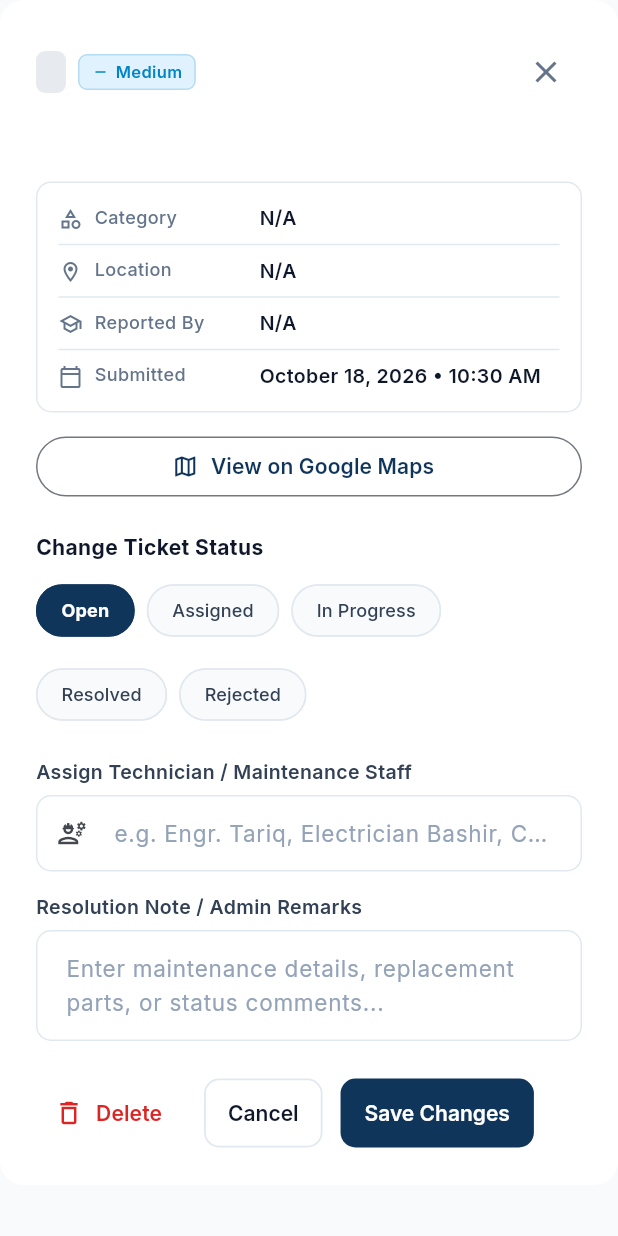
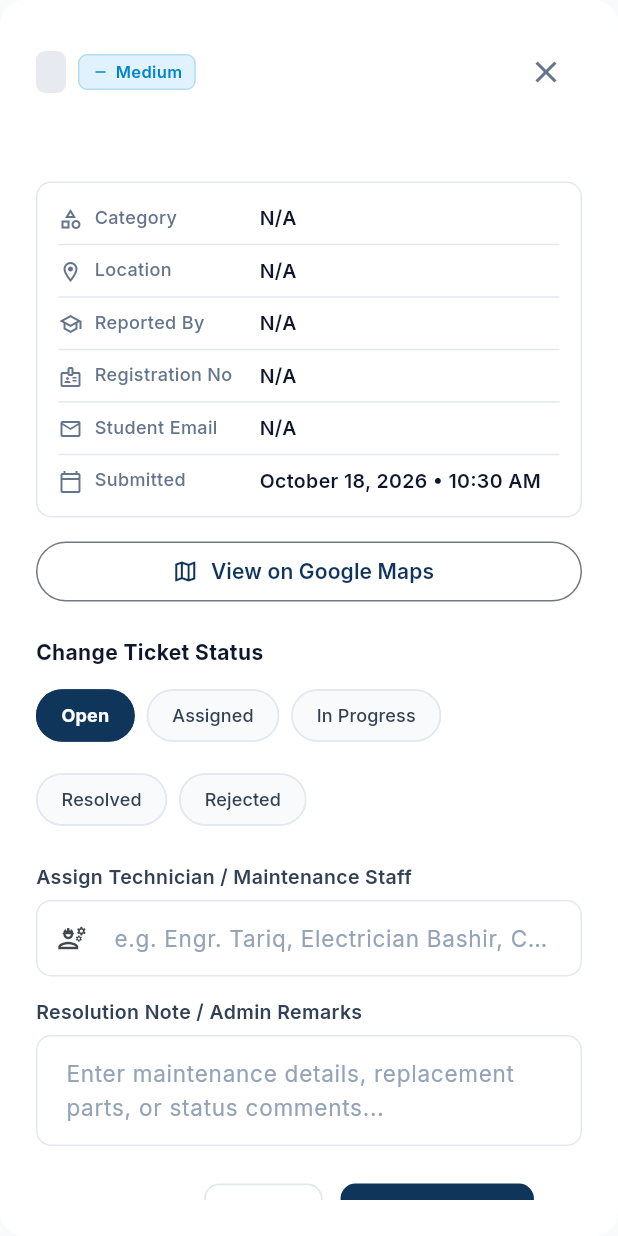
Before and after one commit to iman-fatma/campus-fix-admin, a Flutter app: the TicketDetailSheet widget shown alone on an empty page, opened directly with empty values, on a phone screen of 412 x 824 dp. Run offline on Flutter 3.47's test engine with Material 3 defaults, Android fonts, the phone set to English and light mode, and no system bars; our stand-ins replace cloud_firestore, firebase_auth, firebase_core, get, google_fonts, shared_preferences; accounts and stored records are empty.

```diff
--- a/lib/models/ticket_model.dart
+++ b/lib/models/ticket_model.dart
@@ -45,6 +45,70 @@ class TicketModel {
     this.updatedAt,
   });
 
+  // ---------- shared vocabulary (single source of truth) ----------
+
+  /// Category tile label in the student app -> category stored in Firestore.
+  static const Map<String, String> _categoryByTile = {
+    'AC & Fans': 'HVAC / Air Conditioning',
+    'Electricity': 'Electrical & Lighting',
+    'Water': 'Plumbing & Restroom',
+    'Wi-Fi': 'Network & WiFi',
+    'Furniture': 'Furniture & Classroom',
+    'Cleaning': 'Other Facility Issue',
+    'Lab Equip': 'Other Facility Issue',
+    'Other': 'Other Facility Issue',
+  };
+
+  static String categoryForTile(String tileLabel) =>
+      _categoryByTile[tileLabel] ?? 'Other Facility Issue';
+
+  /// University emails are the registration number + domain:
+  /// "cosc231101070@kfueit.edu.pk" -> "COSC231101070".
+  /// Returns '' when the part before the @ is not a registration number
+  /// (for example a teacher's "first.last@..." address).
+  static String regNoFromEmail(String email) {
+    final local = email.split('@').first.trim();
+    return RegExp(r'^[A-Za-z]{2,6}\d{6,12}$').hasMatch(local)
+        ? local.toUpperCase()
+        : '';
+  }
+
+  /// Exactly the fields the Firestore rules allow a student to create.
+  /// If you add a field here, add it to validNewComplaint() in the rules.
+  static Map<String, dynamic> newComplaintMap({
+    required String tileLabel,
+    required String title,
+    required String description,
+    required String locationDetail,
+    required String priority,
+    required String? imageUrl,
+    required double latitude,
+    required double longitude,
+    required String address,
+    required String studentId,
+    required String studentName,
+    required String studentEmail,
+    required String regNo,
+  }) {
+    return {
+      'category': categoryForTile(tileLabel),
+      'title': title,
+      'description': description,
+      'locationDetail': locationDetail,
+      'priority': priority,
+      'imageUrl': imageUrl,
+      'latitude': latitude,
+      'longitude': longitude,
+      'address': address,
+      'status': 'Open',
+      'studentId': studentId,
+      'studentName': studentName,
+      'studentEmail': studentEmail,
+      'regNo': regNo,
+      'createdAt': FieldValue.serverTimestamp(),
+    };
+  }
+
   // ---------- handy getters ----------
 
   bool get hasImage => imageUrl != null && imageUrl!.isNotEmpty;
@@ -57,8 +121,8 @@ class TicketModel {
       : null;
 
   /// Small version of the photo for list cards. Cloudinary resizes images
-  /// on the fly when you put a transformation in the URL, so the list
-  /// downloads ~10 KB instead of the full photo.
+  /// on the fly when a transformation is put in the URL, so lists download
+  /// ~10 KB instead of the full photo.
   String? get thumbnailUrl {
     if (!hasImage) return null;
     const marker = '/upload/';
@@ -66,21 +130,31 @@ class TicketModel {
     if (!url.contains('res.cloudinary.com') || !url.contains(marker)) {
       return url;
     }
-    return url.replaceFirst(marker, '$marker' 'w_240,h_240,c_fill,q_auto,f_auto/');
+    return url.replaceFirst(marker, '${marker}w_240,h_240,c_fill,q_auto,f_auto/');
+  }
+
+  /// Registration number, or '' when unknown. Order of preference:
+  /// 1) the stored regNo, 2) the number inside the university email,
+  /// 3) an old short student id (a Firebase uid is too long to be a reg no).
+  String get registrationNo {
+    if (regNo.isNotEmpty) return regNo;
+
+    final fromEmail = regNoFromEmail(studentEmail);
+    if (fromEmail.isNotEmpty) return fromEmail;
+
+    if (studentId.isNotEmpty && studentId.length <= 20) return studentId;
+    return '';
   }
 
   /// "Iman Fatima (COSC231101093)". Falls back gracefully for old tickets.
   String get studentLabel {
-    if (regNo.isNotEmpty) return '$studentName ($regNo)';
-    // old tickets stored a short department / student id; a uid is too long
-    if (studentId.isNotEmpty && studentId.length <= 20) {
-      return '$studentName ($studentId)';
-    }
-    return studentName;
+    final reg = registrationNo;
+    return reg.isNotEmpty ? '$studentName ($reg)' : studentName;
   }
 
   // ---------- Firestore ----------
 
+  /// Used by the ADMIN app when it creates/overwrites a ticket.
   Map<String, dynamic> toMap() {
     return {
       'ticketNumber': ticketNumber,
@@ -122,12 +196,11 @@ class TicketModel {
     }
 
     final rawImage = map['imageUrl']?.toString().trim() ?? '';
+    final shortId = docId.substring(0, docId.length > 6 ? 6 : docId.length).toUpperCase();
 
     return TicketModel(
       id: docId,
-      ticketNumber: map['ticketNumber'] ??
-          map['ticketId'] ??
-          '#CF-${docId.substring(0, docId.length > 5 ? 5 : docId.length).toUpperCase()}',
+      ticketNumber: map['ticketNumber'] ?? map['ticketId'] ?? '#$shortId',
       title: map['title'] ?? 'Maintenance Request',
       description: map['description'] ?? map['desc'] ?? '',
       category: map['category'] ?? 'General',
--- a/lib/widgets/ticket_detail_sheet.dart
+++ b/lib/widgets/ticket_detail_sheet.dart
@@ -1,4 +1,5 @@
 import 'package:flutter/material.dart';
+import 'package:flutter/services.dart';
 import 'package:get/get.dart';
 import 'package:google_fonts/google_fonts.dart';
 import 'package:intl/intl.dart';
@@ -161,6 +162,19 @@ class _TicketDetailSheetState extends State<TicketDetailSheet> {
     );
   }
 
+  // ---------- copy ----------
+
+  Future<void> _copy(String label, String value) async {
+    await Clipboard.setData(ClipboardData(text: value));
+    Get.snackbar(
+      'Copied',
+      '$label copied to clipboard.',
+      snackPosition: SnackPosition.BOTTOM,
+      margin: const EdgeInsets.all(16),
+      duration: const Duration(seconds: 2),
+    );
+  }
+
   // ---------- photo ----------
 
   Widget _imageLoading() {
@@ -282,6 +296,7 @@ class _TicketDetailSheetState extends State<TicketDetailSheet> {
   Widget build(BuildContext context) {
     final t = widget.ticket;
     final createdDateStr = DateFormat('MMMM d, yyyy • h:mm a').format(t.createdAt);
+    final reg = t.registrationNo;
 
     // Metadata rows; empty optional ones are skipped.
     final metaRows = <Widget>[
@@ -289,9 +304,19 @@ class _TicketDetailSheetState extends State<TicketDetailSheet> {
       _buildMetaRow(Icons.location_on_outlined, 'Location', t.location),
       if (t.address.isNotEmpty)
         _buildMetaRow(Icons.map_outlined, 'Address', t.address),
-      _buildMetaRow(Icons.school_outlined, 'Reported By', t.studentLabel),
-      if (t.studentEmail.isNotEmpty)
-        _buildMetaRow(Icons.email_outlined, 'Student Email', t.studentEmail),
+      _buildMetaRow(Icons.school_outlined, 'Reported By', t.studentName),
+      _buildMetaRow(
+        Icons.badge_outlined,
+        'Registration No',
+        reg,
+        copyLabel: reg.isEmpty ? null : 'Registration number',
+      ),
+      _buildMetaRow(
+        Icons.email_outlined,
+        'Student Email',
+        t.studentEmail,
+        copyLabel: t.studentEmail.isEmpty ? null : 'Email',
+      ),
       _buildMetaRow(Icons.calendar_today_outlined, 'Submitted', createdDateStr),
     ];
 
@@ -301,6 +326,7 @@ class _TicketDetailSheetState extends State<TicketDetailSheet> {
         borderRadius: BorderRadius.circular(16),
       ),
       padding: const EdgeInsets.all(24),
+      child: SafeArea(
         child: SingleChildScrollView(
           child: Column(
             crossAxisAlignment: CrossAxisAlignment.start,
@@ -523,10 +549,17 @@ class _TicketDetailSheetState extends State<TicketDetailSheet> {
             ],
           ),
         ),
+      ),
     );
   }
 
-  Widget _buildMetaRow(IconData icon, String label, String value) {
+  /// One label/value row. If [copyLabel] is given, a copy button is shown.
+  Widget _buildMetaRow(
+      IconData icon,
+      String label,
+      String value, {
+        String? copyLabel,
+      }) {
     return Row(
       crossAxisAlignment: CrossAxisAlignment.start,
       children: [
@@ -547,7 +580,7 @@ class _TicketDetailSheetState extends State<TicketDetailSheet> {
           ),
         ),
         Expanded(
-          child: Text(
+          child: SelectableText(
             value.isEmpty ? 'N/A' : value,
             style: GoogleFonts.inter(
               fontSize: 13,
@@ -556,6 +589,15 @@ class _TicketDetailSheetState extends State<TicketDetailSheet> {
             ),
           ),
         ),
+        if (copyLabel != null && value.isNotEmpty)
+          InkWell(
+            onTap: () => _copy(copyLabel, value),
+            borderRadius: BorderRadius.circular(6),
+            child: const Padding(
+              padding: EdgeInsets.all(4),
+              child: Icon(Icons.copy_rounded, size: 16, color: AppTheme.textMuted),
+            ),
+          ),
       ],
     );
   }
```
Also changed, not shown: 1 other file. Lines whose indentation alone changed are shown as unchanged.
